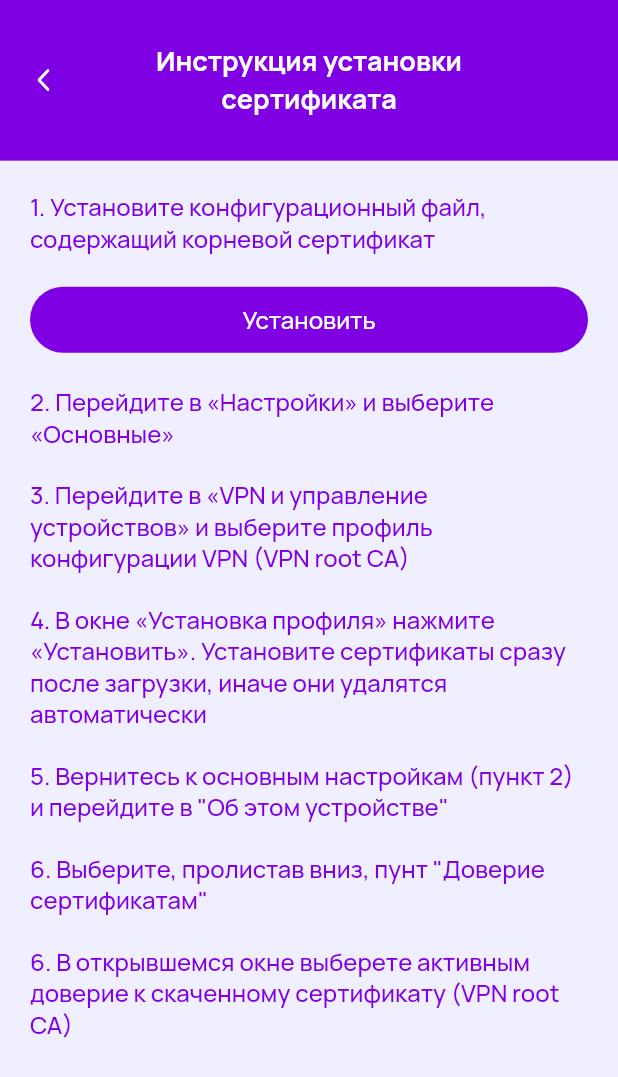
After one commit to Jinamy2/VPNClient, a Flutter app: the LoadCertScreen screen opened by its route, on a phone screen of 412 x 824 dp. The commit adds this screen. Shown: the top 1077 px of the screen. Run offline on Flutter 3.47's test engine with Material 3 defaults, Android fonts, the phone set to English and light mode, and no system bars; our stand-ins replace flutter_secure_storage, flutter_svg, fluttertoast, get_it, isar, plugin_platform_interface and 1 more; accounts and stored records are empty; generated files the repository leaves out were written again.

Commit message:
fix connection state, add ui for new feature load cert

```diff
--- a/ikev2_dart/lib/ikev2_dart_platform_interface.dart
+++ b/ikev2_dart/lib/ikev2_dart_platform_interface.dart
@@ -23,6 +23,8 @@ abstract class Ikev2DartPlatform extends PlatformInterface {
       throw UnimplementedError();
 
   Future<bool> prepare() async => throw UnimplementedError();
+
+  void setVpnStateChangeHandler(Function(FlutterVpnState) handler);
 
   Future<bool> get prepared async => throw UnimplementedError();
 
--- a/vpnclient/lib/common/app_constants/app_routes.dart
+++ b/vpnclient/lib/common/app_constants/app_routes.dart
@@ -1,5 +1,6 @@
 import 'package:flutter/material.dart';
 import 'package:vpnclient/features/authorization/pages/auth_screen.dart';
+import 'package:vpnclient/features/load_cert/pages/load_cert_page.dart';
 import 'package:vpnclient/features/settings/settings_page.dart';
 import 'package:vpnclient/features/splash/pages/splash_screen.dart';
 import 'package:vpnclient/features/toggle_vpn/pages/main_screen.dart';
@@ -10,6 +11,7 @@ class Routes {
   static const String auth = '/auth';
   static const String websites = '/websites';
   static const String main = '/main';
+  static const String cert = '/cert';
   static const String settings = '/settings';
   static const String init = '/init';
 
@@ -19,5 +21,6 @@ class Routes {
     auth: (BuildContext context) => const AuthScreen(),
     websites: (BuildContext context) => const WebsitesScreen(),
     init: (BuildContext context) => const InitPage(),
+    cert: (BuildContext context) => const LoadCertScreen(),
   };
 }
--- a/vpnclient/lib/common/widgets/push_to_page_button.dart
+++ b/vpnclient/lib/common/widgets/push_to_page_button.dart
@@ -40,6 +40,10 @@ class PushToPageButton extends StatelessWidget {
                           assetIcon,
                           width: 18,
                           height: 18,
+                          colorFilter: const ColorFilter.mode(
+                            Colors.white,
+                            BlendMode.srcATop,
+                          ),
                         ),
                       ),
                       Text(
--- /dev/null
+++ b/vpnclient/lib/features/load_cert/pages/load_cert_page.dart
@@ -0,0 +1,29 @@
+import 'dart:io';
+
+import 'package:flutter/material.dart';
+import 'package:vpnclient/common/utils/navigator_key.dart';
+import 'package:vpnclient/common/widgets/app_bar/components/back_button.dart';
+import 'package:vpnclient/features/load_cert/widgets/iOS_cert.dart';
+
+class LoadCertScreen extends StatelessWidget {
+  const LoadCertScreen({
+    super.key,
+  });
+
+  @override
+  Widget build(BuildContext context) => Scaffold(
+        appBar: AppBar(
+          centerTitle: true,
+          leading: const BackButtonApp(),
+          title: const Text(
+            'Инструкция установки \nсертификата',
+            textAlign: TextAlign.center,
+          ),
+          toolbarHeight:
+              MediaQuery.of(navigatorKey.currentContext!).size.height * 0.13,
+        ),
+        body: Center(
+          child: Platform.isIOS ? const iOSCert() : const iOSCert(),
+        ),
+      );
+}
--- /dev/null
+++ b/vpnclient/lib/features/load_cert/widgets/iOS_cert.dart
@@ -0,0 +1,120 @@
+import 'dart:io';
+
+import 'package:flutter/material.dart';
+import 'package:flutter/services.dart';
+import 'package:path_provider/path_provider.dart';
+import 'package:vpnclient/common/app_constants/app_colors.dart';
+import 'package:vpnclient/common/utils/extensions_app.dart';
+import 'package:vpnclient/common/utils/navigator_key.dart';
+import 'package:vpnclient/features/websites/widgets/button_long_widget.dart';
+
+class iOSCert extends StatelessWidget {
+  const iOSCert({super.key});
+
+  @override
+  Widget build(BuildContext context) => Padding(
+        padding: const EdgeInsets.symmetric(horizontal: 20),
+        child: Column(
+          children: [
+            Padding(
+              padding: const EdgeInsets.only(top: 20, bottom: 10),
+              child: Text(
+                '1. Установите конфигурационный файл, содержащий корневой сертификат',
+                style: context.textTheme.headlineSmall!
+                    .copyWith(color: AppColor.mainPurple),
+                textAlign: TextAlign.left,
+              ),
+            ),
+            const Padding(
+              padding: EdgeInsets.symmetric(vertical: 10.0),
+              child: ButtonLong(
+                title: 'Установить',
+                onTap: _pickDirectory,
+                enable: true,
+              ),
+            ),
+            Padding(
+              padding: const EdgeInsets.symmetric(vertical: 10),
+              child: Text(
+                '2. Перейдите в «Настройки» и выберите «Основные»',
+                style: context.textTheme.headlineSmall!
+                    .copyWith(color: AppColor.mainPurple),
+                textAlign: TextAlign.left,
+              ),
+            ),
+            Padding(
+              padding: const EdgeInsets.symmetric(vertical: 10.0),
+              child: Text(
+                '3. Перейдите в «VPN и управление устройствов» и выберите профиль конфигурации VPN (VPN root CA)',
+                style: context.textTheme.headlineSmall!
+                    .copyWith(color: AppColor.mainPurple),
+                textAlign: TextAlign.left,
+              ),
+            ),
+            Padding(
+              padding: const EdgeInsets.symmetric(vertical: 10.0),
+              child: Text(
+                '4. В окне «Установка профиля» нажмите «Установить». Установите сертификаты сразу после загрузки, иначе они удалятся автоматически',
+                style: context.textTheme.headlineSmall!
+                    .copyWith(color: AppColor.mainPurple),
+                textAlign: TextAlign.left,
+              ),
+            ),
+            Padding(
+              padding: const EdgeInsets.symmetric(vertical: 10.0),
+              child: Text(
+                '5. Вернитесь к основным настройкам (пункт 2) и перейдите в "Об этом устройстве"',
+                style: context.textTheme.headlineSmall!
+                    .copyWith(color: AppColor.mainPurple),
+                textAlign: TextAlign.left,
+              ),
+            ),
+            Padding(
+              padding: const EdgeInsets.symmetric(vertical: 10.0),
+              child: Text(
+                '6. Выберите, пролистав вниз, пунт "Доверие сертификатам"',
+                style: context.textTheme.headlineSmall!
+                    .copyWith(color: AppColor.mainPurple),
+                textAlign: TextAlign.left,
+              ),
+            ),
+            Padding(
+              padding: const EdgeInsets.symmetric(vertical: 10.0),
+              child: Text(
+                '6. В открывшемся окне выберете активным доверие к скаченному сертификату (VPN root CA)',
+                style: context.textTheme.headlineSmall!
+                    .copyWith(color: AppColor.mainPurple),
+                textAlign: TextAlign.left,
+              ),
+            ),
+          ],
+        ),
+      );
+}
+
+Future<void> _pickDirectory() async {
+  // final certif = await rootBundle.loadString('assets/files/ca-cert.pem');
+  // final directory = await getDownloadsDirectory();
+  // final userCertPem = File('${directory!.path}/ca-cert.pem');
+  // userCertPem.writeAsString(certif);
+
+  // final path = directory!.path;
+  // debugPrint(path);
+  // TODO(Polina): add load certificat
+
+  // try {
+  //   await certif('$path/${certif.path.split('/').last}');
+  //   ScaffoldMessenger.of(navigatorKey.currentContext!).showSnackBar(
+  //     const SnackBar(
+  //       content: Text('Файл успешно сохранен в памяти устройства (документы)'),
+  //     ),
+  //   );
+  // } catch (e) {
+  //   ScaffoldMessenger.of(navigatorKey.currentContext!).showSnackBar(
+  //     const SnackBar(
+  //       content: Text('Ошибка сохранения файла'),
+  //     ),
+  //   );
+  //   debugPrint('Error: $e');
+  // }
+}
--- a/vpnclient/lib/features/settings/settings_page.dart
+++ b/vpnclient/lib/features/settings/settings_page.dart
@@ -27,6 +27,12 @@ class SettingsScreen extends StatelessWidget {
                 title: 'Сайты',
                 assetIcon: 'assets/website.svg',
               ),
+              PushToPageButton(
+                padding: const EdgeInsets.only(left: 20, right: 20, bottom: 20),
+                onTap: () => Navigator.of(context).pushNamed(Routes.cert),
+                title: 'Инструкция установки сертификата',
+                assetIcon: 'assets/files.svg',
+              ),
               const Spacer(),
             ],
           ),
--- a/vpnclient/pubspec.yaml
+++ b/vpnclient/pubspec.yaml
@@ -47,6 +47,7 @@ flutter:
   uses-material-design: true
   assets:
      - assets/
+     - assets/files/ca-cert.pem
 
   fonts:
     - family: Manrope
```
Also changed, not shown: ikev2_dart/lib/ikev2_dart_method_channel.dart (+17 -0 lines), ikev2_dart/lib/models/vpn_state.dart (+18 -6 lines), vpnclient/lib/features/toggle_vpn/controllers/vpn_provider.dart (+14 -16 lines), vpnclient/lib/features/toggle_vpn/widgets/vpn_controlle_button.dart (+11 -3 lines), vpnclient/assets/files.svg (added), vpnclient/assets/load.svg (added), vpnclient/pubspec.lock, 9 other files.
